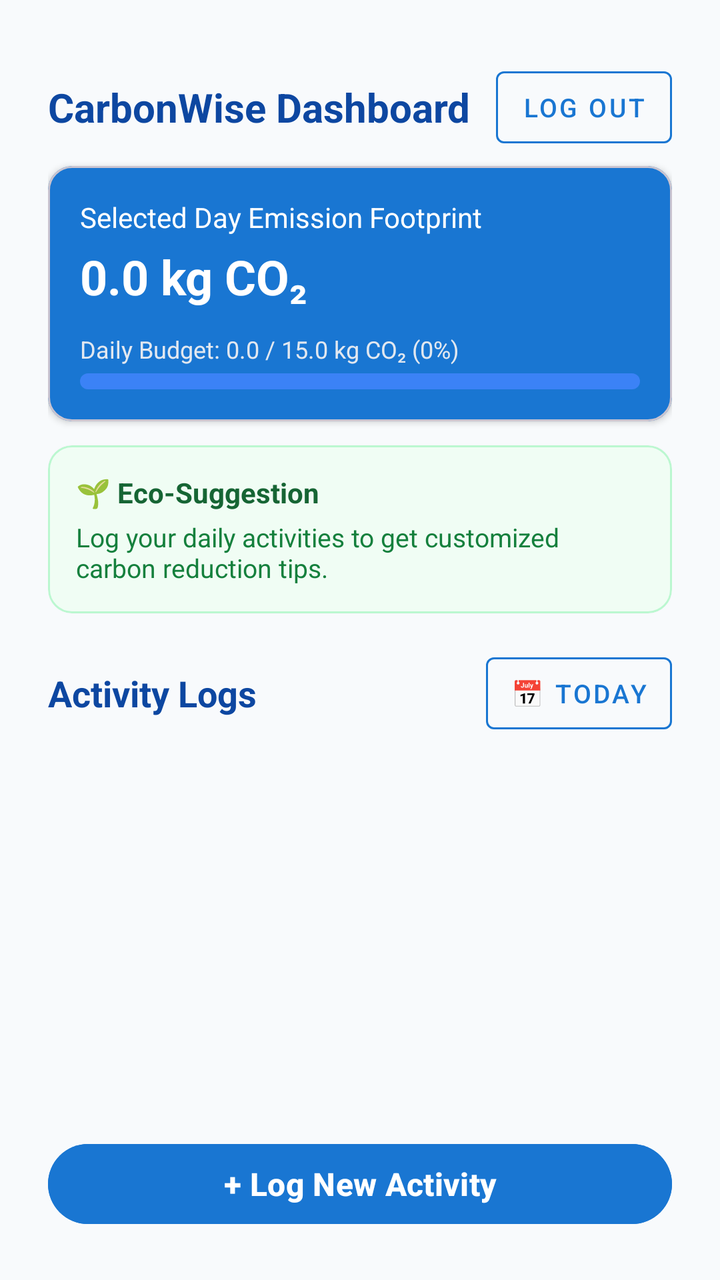
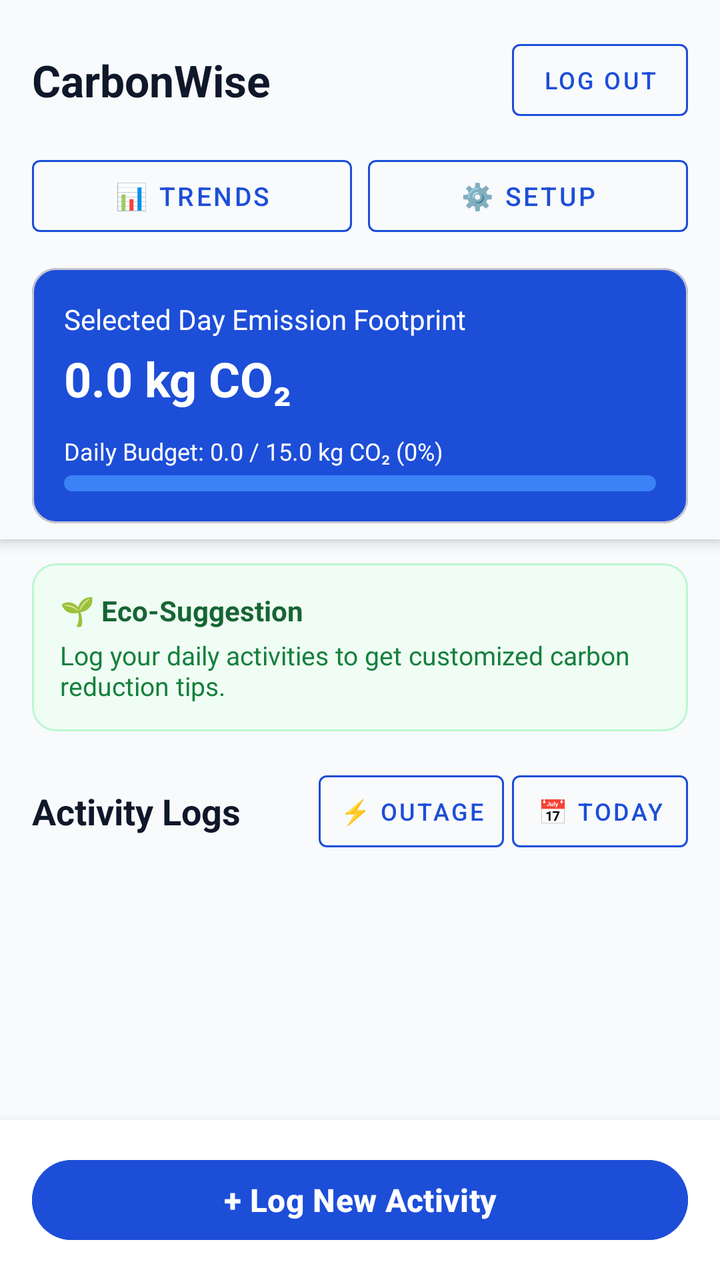

Compare the two renders of this Android layout. The source of the first and the diff that turns it into the second are given below.
<!-- AndroidManifest.xml: application theme Theme.CarbonWise -->
<!-- res/layout/activity_dashboard.xml -->
<?xml version="1.0" encoding="utf-8"?>
<androidx.constraintlayout.widget.ConstraintLayout
    xmlns:android="http://schemas.android.com/apk/res/android"
    xmlns:app="http://schemas.android.com/apk/res-auto"
    xmlns:tools="http://schemas.android.com/tools"
    android:layout_width="match_parent"
    android:layout_height="match_parent"
    android:background="@color/bg_light"
    android:padding="24dp">

    
    <TextView
        android:id="@+id/tvDashboardTitle"
        android:layout_width="0dp"
        android:layout_height="wrap_content"
        android:layout_marginTop="16dp"
        android:layout_marginEnd="12dp"
        android:text="CarbonWise Dashboard"
        android:textColor="@color/primary_dark_blue"
        android:textSize="20sp"
        android:textStyle="bold"
        app:layout_constraintEnd_toStartOf="@+id/btnLogout"
        app:layout_constraintStart_toStartOf="parent"
        app:layout_constraintTop_toTopOf="parent"
        tools:ignore="HardcodedText" />

    
    <com.google.android.material.button.MaterialButton
        android:id="@+id/btnLogout"
        style="@style/Widget.MaterialComponents.Button.OutlinedButton"
        android:layout_width="wrap_content"
        android:layout_height="wrap_content"
        android:minHeight="48dp"
        android:paddingHorizontal="12dp"
        android:text="Log Out"
        android:textColor="@color/primary_blue"
        android:textSize="13sp"
        app:strokeColor="@color/primary_blue"
        app:layout_constraintBottom_toBottomOf="@+id/tvDashboardTitle"
        app:layout_constraintEnd_toEndOf="parent"
        app:layout_constraintTop_toTopOf="@+id/tvDashboardTitle"
        tools:ignore="HardcodedText" />

    
    <com.google.android.material.card.MaterialCardView
        android:id="@+id/cardSummary"
        android:layout_width="0dp"
        android:layout_height="wrap_content"
        android:layout_marginTop="16dp"
        app:cardBackgroundColor="@color/primary_blue"
        app:cardCornerRadius="12dp"
        app:cardElevation="2dp"
        app:layout_constraintEnd_toEndOf="parent"
        app:layout_constraintStart_toStartOf="parent"
        app:layout_constraintTop_toBottomOf="@+id/tvDashboardTitle">

        <LinearLayout
            android:layout_width="match_parent"
            android:layout_height="wrap_content"
            android:orientation="vertical"
            android:padding="16dp">

            <TextView
                android:id="@+id/tvSummaryTitle"
                android:layout_width="wrap_content"
                android:layout_height="wrap_content"
                android:text="Selected Day Emission Footprint"
                android:textColor="@color/white"
                android:textSize="14sp"
                tools:ignore="HardcodedText" />

            <TextView
                android:id="@+id/tvTotalCo2"
                android:layout_width="wrap_content"
                android:layout_height="wrap_content"
                android:layout_marginTop="4dp"
                android:text="0.0 kg CO₂"
                android:textColor="@color/white"
                android:textSize="24sp"
                android:textStyle="bold"
                tools:ignore="HardcodedText" />

            
            <TextView
                android:id="@+id/tvBudgetStatus"
                android:layout_width="wrap_content"
                android:layout_height="wrap_content"
                android:layout_marginTop="12dp"
                android:text="Daily Budget: 0.0 / 15.0 kg CO₂ (0%)"
                android:textColor="#E2E8F0"
                android:textSize="12sp"
                tools:ignore="HardcodedText" />

            <ProgressBar
                android:id="@+id/pbDailyBudget"
                style="@style/Widget.AppCompat.ProgressBar.Horizontal"
                android:layout_width="match_parent"
                android:layout_height="8dp"
                android:layout_marginTop="4dp"
                android:max="100"
                android:progress="0"
                android:progressDrawable="@drawable/progress_bar_custom" />
        </LinearLayout>
    </com.google.android.material.card.MaterialCardView>

    
    <com.google.android.material.card.MaterialCardView
        android:id="@+id/cardSuggestion"
        android:layout_width="0dp"
        android:layout_height="wrap_content"
        android:layout_marginTop="12dp"
        app:cardBackgroundColor="#F0FDF4"
        app:cardCornerRadius="12dp"
        app:cardElevation="1dp"
        app:strokeColor="#BBF7D0"
        app:strokeWidth="1dp"
        app:layout_constraintEnd_toEndOf="parent"
        app:layout_constraintStart_toStartOf="parent"
        app:layout_constraintTop_toBottomOf="@+id/cardSummary">

        <LinearLayout
            android:layout_width="match_parent"
            android:layout_height="wrap_content"
            android:orientation="vertical"
            android:padding="14dp">

            <TextView
                android:layout_width="wrap_content"
                android:layout_height="wrap_content"
                android:text="🌱 Eco-Suggestion"
                android:textColor="#166534"
                android:textSize="14sp"
                android:textStyle="bold"
                tools:ignore="HardcodedText" />

            <TextView
                android:id="@+id/tvEcoSuggestion"
                android:layout_width="wrap_content"
                android:layout_height="wrap_content"
                android:layout_marginTop="4dp"
                android:text="Log your daily activities to get customized carbon reduction tips."
                android:textColor="#15803D"
                android:textSize="13sp"
                tools:ignore="HardcodedText" />
        </LinearLayout>
    </com.google.android.material.card.MaterialCardView>

    
    <LinearLayout
        android:id="@+id/layoutDateSelector"
        android:layout_width="0dp"
        android:layout_height="wrap_content"
        android:layout_marginTop="16dp"
        android:gravity="center_vertical"
        android:orientation="horizontal"
        app:layout_constraintEnd_toEndOf="parent"
        app:layout_constraintStart_toStartOf="parent"
        app:layout_constraintTop_toBottomOf="@+id/cardSuggestion">

        <TextView
            android:id="@+id/tvRecentLogsHeader"
            android:layout_width="0dp"
            android:layout_height="wrap_content"
            android:layout_weight="1"
            android:text="Activity Logs"
            android:textColor="@color/primary_dark_blue"
            android:textSize="18sp"
            android:textStyle="bold"
            tools:ignore="HardcodedText" />

        <Button
            android:id="@+id/btnSelectDate"
            style="@style/Widget.MaterialComponents.Button.OutlinedButton"
            android:layout_width="wrap_content"
            android:layout_height="wrap_content"
            android:minHeight="48dp"
            android:paddingHorizontal="12dp"
            android:text="📅 Today"
            android:textColor="@color/primary_blue"
            android:textSize="13sp"
            app:strokeColor="@color/primary_blue"
            tools:ignore="HardcodedText" />
    </LinearLayout>

    <androidx.recyclerview.widget.RecyclerView
        android:id="@+id/rvActivityLogs"
        android:layout_width="0dp"
        android:layout_height="0dp"
        android:layout_marginTop="8dp"
        android:layout_marginBottom="16dp"
        app:layout_constraintBottom_toTopOf="@+id/btnLogActivity"
        app:layout_constraintEnd_toEndOf="parent"
        app:layout_constraintStart_toStartOf="parent"
        app:layout_constraintTop_toBottomOf="@+id/layoutDateSelector" />

    <Button
        android:id="@+id/btnLogActivity"
        android:layout_width="0dp"
        android:layout_height="wrap_content"
        android:minHeight="48dp"
        android:backgroundTint="@color/primary_blue"
        android:text="+ Log New Activity"
        android:textColor="@color/white"
        android:textSize="16sp"
        android:textStyle="bold"
        app:layout_constraintBottom_toBottomOf="parent"
        app:layout_constraintEnd_toEndOf="parent"
        app:layout_constraintStart_toStartOf="parent"
        tools:ignore="HardcodedText" />

</androidx.constraintlayout.widget.ConstraintLayout>
<!-- resources referenced by this layout -->
<resources>
  <color name="bg_light">#F8FAFC</color>
  <color name="primary_blue">#1976D2</color>
  <color name="primary_dark_blue">#0D47A1</color>
  <color name="white">#FFFFFF</color>
  <!-- drawable progress_bar_custom (drawable) -->
  <?xml version="1.0" encoding="utf-8"?>
  <layer-list xmlns:android="http://schemas.android.com/apk/res/android">
      <item android:id="@android:id/background">
          <shape>
              <corners android:radius="4dp" />
              <solid android:color="#3B82F6" />
          </shape>
      </item>
      <item android:id="@android:id/progress">
          <clip>
              <shape>
                  <corners android:radius="4dp" />
                  <solid android:color="#38BDF8" />
              </shape>
          </clip>
      </item>
  </layer-list>
  <style name="Theme.CarbonWise" parent="Base.Theme.CarbonWise" />
  <style name="Base.Theme.CarbonWise" parent="Theme.Material3.DayNight.NoActionBar">
          
          <item name="colorPrimary">@color/primary_blue</item>
          <item name="colorOnPrimary">@color/white</item>
          <item name="colorPrimaryVariant">@color/primary_dark_blue</item>
          <item name="colorSecondary">@color/blue_accent</item>
  
          
          <item name="android:statusBarColor">@color/primary_dark_blue</item>
          <item name="android:windowLightStatusBar">false</item>
      </style>
  <color name="blue_accent">#0288D1</color>
</resources>

<!-- the commit's change to res/layout/activity_dashboard.xml (unified diff, before → after) -->
@@ -1,211 +1,287 @@
 <?xml version="1.0" encoding="utf-8"?>
-<androidx.constraintlayout.widget.ConstraintLayout
+<RelativeLayout
     xmlns:android="http://schemas.android.com/apk/res/android"
     xmlns:app="http://schemas.android.com/apk/res-auto"
     xmlns:tools="http://schemas.android.com/tools"
     android:layout_width="match_parent"
     android:layout_height="match_parent"
-    android:background="@color/bg_light"
-    android:padding="24dp">
-
-    
-    <TextView
-        android:id="@+id/tvDashboardTitle"
-        android:layout_width="0dp"
-        android:layout_height="wrap_content"
-        android:layout_marginTop="16dp"
-        android:layout_marginEnd="12dp"
-        android:text="CarbonWise Dashboard"
-        android:textColor="@color/primary_dark_blue"
-        android:textSize="20sp"
-        android:textStyle="bold"
-        app:layout_constraintEnd_toStartOf="@+id/btnLogout"
-        app:layout_constraintStart_toStartOf="parent"
-        app:layout_constraintTop_toTopOf="parent"
-        tools:ignore="HardcodedText" />
-
-    
-    <com.google.android.material.button.MaterialButton
-        android:id="@+id/btnLogout"
-        style="@style/Widget.MaterialComponents.Button.OutlinedButton"
-        android:layout_width="wrap_content"
-        android:layout_height="wrap_content"
-        android:minHeight="48dp"
-        android:paddingHorizontal="12dp"
-        android:text="Log Out"
-        android:textColor="@color/primary_blue"
-        android:textSize="13sp"
-        app:strokeColor="@color/primary_blue"
-        app:layout_constraintBottom_toBottomOf="@+id/tvDashboardTitle"
-        app:layout_constraintEnd_toEndOf="parent"
-        app:layout_constraintTop_toTopOf="@+id/tvDashboardTitle"
-        tools:ignore="HardcodedText" />
-
-    
-    <com.google.android.material.card.MaterialCardView
-        android:id="@+id/cardSummary"
-        android:layout_width="0dp"
-        android:layout_height="wrap_content"
-        android:layout_marginTop="16dp"
-        app:cardBackgroundColor="@color/primary_blue"
-        app:cardCornerRadius="12dp"
-        app:cardElevation="2dp"
-        app:layout_constraintEnd_toEndOf="parent"
-        app:layout_constraintStart_toStartOf="parent"
-        app:layout_constraintTop_toBottomOf="@+id/tvDashboardTitle">
-
-        <LinearLayout
-            android:layout_width="match_parent"
-            android:layout_height="wrap_content"
-            android:orientation="vertical"
-            android:padding="16dp">
-
-            <TextView
-                android:id="@+id/tvSummaryTitle"
-                android:layout_width="wrap_content"
-                android:layout_height="wrap_content"
-                android:text="Selected Day Emission Footprint"
-                android:textColor="@color/white"
-                android:textSize="14sp"
-                tools:ignore="HardcodedText" />
-
-            <TextView
-                android:id="@+id/tvTotalCo2"
-                android:layout_width="wrap_content"
-                android:layout_height="wrap_content"
-                android:layout_marginTop="4dp"
-                android:text="0.0 kg CO₂"
-                android:textColor="@color/white"
-                android:textSize="24sp"
-                android:textStyle="bold"
-                tools:ignore="HardcodedText" />
-
-            
-            <TextView
-                android:id="@+id/tvBudgetStatus"
-                android:layout_width="wrap_content"
-                android:layout_height="wrap_content"
-                android:layout_marginTop="12dp"
-                android:text="Daily Budget: 0.0 / 15.0 kg CO₂ (0%)"
-                android:textColor="#E2E8F0"
-                android:textSize="12sp"
-                tools:ignore="HardcodedText" />
-
-            <ProgressBar
-                android:id="@+id/pbDailyBudget"
-                style="@style/Widget.AppCompat.ProgressBar.Horizontal"
-                android:layout_width="match_parent"
-                android:layout_height="8dp"
-                android:layout_marginTop="4dp"
-                android:max="100"
-                android:progress="0"
-                android:progressDrawable="@drawable/progress_bar_custom" />
-        </LinearLayout>
-    </com.google.android.material.card.MaterialCardView>
-
-    
-    <com.google.android.material.card.MaterialCardView
-        android:id="@+id/cardSuggestion"
-        android:layout_width="0dp"
-        android:layout_height="wrap_content"
-        android:layout_marginTop="12dp"
-        app:cardBackgroundColor="#F0FDF4"
-        app:cardCornerRadius="12dp"
-        app:cardElevation="1dp"
-        app:strokeColor="#BBF7D0"
-        app:strokeWidth="1dp"
-        app:layout_constraintEnd_toEndOf="parent"
-        app:layout_constraintStart_toStartOf="parent"
-        app:layout_constraintTop_toBottomOf="@+id/cardSummary">
-
-        <LinearLayout
-            android:layout_width="match_parent"
-            android:layout_height="wrap_content"
-            android:orientation="vertical"
-            android:padding="14dp">
-
-            <TextView
-                android:layout_width="wrap_content"
-                android:layout_height="wrap_content"
-                android:text="🌱 Eco-Suggestion"
-                android:textColor="#166534"
-                android:textSize="14sp"
-                android:textStyle="bold"
-                tools:ignore="HardcodedText" />
-
-            <TextView
-                android:id="@+id/tvEcoSuggestion"
-                android:layout_width="wrap_content"
-                android:layout_height="wrap_content"
-                android:layout_marginTop="4dp"
-                android:text="Log your daily activities to get customized carbon reduction tips."
-                android:textColor="#15803D"
-                android:textSize="13sp"
-                tools:ignore="HardcodedText" />
-        </LinearLayout>
-    </com.google.android.material.card.MaterialCardView>
+    android:background="@color/bg_light">
 
     
     <LinearLayout
-        android:id="@+id/layoutDateSelector"
-        android:layout_width="0dp"
+        android:id="@+id/layoutFixedTop"
+        android:layout_width="match_parent"
         android:layout_height="wrap_content"
-        android:layout_marginTop="16dp"
-        android:gravity="center_vertical"
-        android:orientation="horizontal"
-        app:layout_constraintEnd_toEndOf="parent"
-        app:layout_constraintStart_toStartOf="parent"
-        app:layout_constraintTop_toBottomOf="@+id/cardSuggestion">
-
-        <TextView
-            android:id="@+id/tvRecentLogsHeader"
-            android:layout_width="0dp"
-            android:layout_height="wrap_content"
-            android:layout_weight="1"
-            android:text="Activity Logs"
-            android:textColor="@color/primary_dark_blue"
-            android:textSize="18sp"
+        android:layout_alignParentTop="true"
+        android:background="@color/bg_light"
+        android:elevation="4dp"
+        android:orientation="vertical"
+        android:paddingHorizontal="16dp"
+        android:paddingTop="16dp"
+        android:paddingBottom="8dp">
+
+        
+        <RelativeLayout
+            android:layout_width="match_parent"
+            android:layout_height="wrap_content">
+
+            <TextView
+                android:id="@+id/tvDashboardTitle"
+                android:layout_width="wrap_content"
+                android:layout_height="wrap_content"
+                android:layout_centerVertical="true"
+                android:singleLine="true"
+                android:text="CarbonWise"
+                android:textColor="#0F172A"
+                android:textSize="22sp"
+                android:textStyle="bold"
+                tools:ignore="HardcodedText" />
+
+            <com.google.android.material.button.MaterialButton
+                android:id="@+id/btnLogout"
+                style="@style/Widget.MaterialComponents.Button.OutlinedButton"
+                android:layout_width="wrap_content"
+                android:layout_height="wrap_content"
+                android:layout_alignParentEnd="true"
+                android:minHeight="48dp"
+                android:paddingHorizontal="12dp"
+                android:text="Log Out"
+                android:textColor="#1D4ED8"
+                android:textSize="12sp"
+                app:strokeColor="#1D4ED8"
+                tools:ignore="HardcodedText" />
+        </RelativeLayout>
+
+        
+        <LinearLayout
+            android:layout_width="match_parent"
+            android:layout_height="wrap_content"
+            android:layout_marginTop="10dp"
+            android:orientation="horizontal">
+
+            <Button
+                android:id="@+id/btnAnalytics"
+                style="@style/Widget.MaterialComponents.Button.OutlinedButton"
+                android:layout_width="0dp"
+                android:layout_height="wrap_content"
+                android:layout_weight="1"
+                android:layout_marginEnd="4dp"
+                android:minHeight="48dp"
+                android:text="📊 Trends"
+                android:textColor="#1D4ED8"
+                android:textSize="13sp"
+                app:strokeColor="#1D4ED8"
+                tools:ignore="HardcodedText" />
+
+            <Button
+                android:id="@+id/btnSettings"
+                style="@style/Widget.MaterialComponents.Button.OutlinedButton"
+                android:layout_width="0dp"
+                android:layout_height="wrap_content"
+                android:layout_weight="1"
+                android:layout_marginStart="4dp"
+                android:minHeight="48dp"
+                android:text="⚙️ Setup"
+                android:textColor="#1D4ED8"
+                android:textSize="13sp"
+                app:strokeColor="#1D4ED8"
+                tools:ignore="HardcodedText" />
+        </LinearLayout>
+
+        
+        <com.google.android.material.card.MaterialCardView
+            android:id="@+id/cardSummary"
+            android:layout_width="match_parent"
+            android:layout_height="wrap_content"
+            android:layout_marginTop="12dp"
+            app:cardBackgroundColor="#1D4ED8"
+            app:cardCornerRadius="12dp"
+            app:cardElevation="0dp">
+
+            <LinearLayout
+                android:layout_width="match_parent"
+                android:layout_height="wrap_content"
+                android:orientation="vertical"
+                android:padding="16dp">
+
+                <TextView
+                    android:id="@+id/tvSummaryTitle"
+                    android:layout_width="wrap_content"
+                    android:layout_height="wrap_content"
+                    android:text="Selected Day Emission Footprint"
+                    android:textColor="#FFFFFF"
+                    android:textSize="14sp"
+                    tools:ignore="HardcodedText" />
+
+                <TextView
+                    android:id="@+id/tvTotalCo2"
+                    android:layout_width="wrap_content"
+                    android:layout_height="wrap_content"
+                    android:layout_marginTop="4dp"
+                    android:text="0.0 kg CO₂"
+                    android:textColor="#FFFFFF"
+                    android:textSize="24sp"
+                    android:textStyle="bold"
+                    tools:ignore="HardcodedText" />
+
+                <TextView
+                    android:id="@+id/tvBudgetStatus"
+                    android:layout_width="wrap_content"
+                    android:layout_height="wrap_content"
+                    android:layout_marginTop="12dp"
+                    android:text="Daily Budget: 0.0 / 15.0 kg CO₂ (0%)"
+                    android:textColor="#FFFFFF"
+                    android:textSize="12sp"
+                    tools:ignore="HardcodedText" />
+
+                <ProgressBar
+                    android:id="@+id/pbDailyBudget"
+                    style="@style/Widget.AppCompat.ProgressBar.Horizontal"
+                    android:layout_width="match_parent"
+                    android:layout_height="8dp"
+                    android:layout_marginTop="4dp"
+                    android:max="100"
+                    android:progress="0"
+                    android:progressDrawable="@drawable/progress_bar_custom" />
+            </LinearLayout>
+        </com.google.android.material.card.MaterialCardView>
+
+    </LinearLayout>
+
+    
+    <androidx.core.widget.NestedScrollView
+        android:layout_width="match_parent"
+        android:layout_height="match_parent"
+        android:layout_below="@+id/layoutFixedTop"
+        android:layout_above="@+id/layoutBottomBar"
+        android:fillViewport="true"
+        android:paddingHorizontal="16dp"
+        android:paddingTop="8dp">
+
+        <LinearLayout
+            android:layout_width="match_parent"
+            android:layout_height="wrap_content"
+            android:orientation="vertical">
+
+            
+            <com.google.android.material.card.MaterialCardView
+                android:id="@+id/cardSuggestion"
+                android:layout_width="match_parent"
+                android:layout_height="wrap_content"
+                android:layout_marginTop="4dp"
+                app:cardBackgroundColor="#F0FDF4"
+                app:cardCornerRadius="12dp"
+                app:cardElevation="0dp"
+                app:strokeColor="#BBF7D0"
+                app:strokeWidth="1dp">
+
+                <LinearLayout
+                    android:layout_width="match_parent"
+                    android:layout_height="wrap_content"
+                    android:orientation="vertical"
+                    android:padding="14dp">
+
+                    <TextView
+                        android:layout_width="wrap_content"
+                        android:layout_height="wrap_content"
+                        android:text="🌱 Eco-Suggestion"
+                        android:textColor="#166534"
+                        android:textSize="14sp"
+                        android:textStyle="bold"
+                        tools:ignore="HardcodedText" />
+
+                    <TextView
+                        android:id="@+id/tvEcoSuggestion"
+                        android:layout_width="wrap_content"
+                        android:layout_height="wrap_content"
+                        android:layout_marginTop="4dp"
+                        android:text="Log your daily activities to get customized carbon reduction tips."
+                        android:textColor="#15803D"
+                        android:textSize="13sp"
+                        tools:ignore="HardcodedText" />
+                </LinearLayout>
+            </com.google.android.material.card.MaterialCardView>
+
+            
+            <LinearLayout
+                android:id="@+id/layoutDateSelector"
+                android:layout_width="match_parent"
+                android:layout_height="wrap_content"
+                android:layout_marginTop="16dp"
+                android:gravity="center_vertical"
+                android:orientation="horizontal">
+
+                <TextView
+                    android:id="@+id/tvRecentLogsHeader"
+                    android:layout_width="0dp"
+                    android:layout_height="wrap_content"
+                    android:layout_weight="1"
+                    android:text="Activity Logs"
+                    android:textColor="#0F172A"
+                    android:textSize="18sp"
+                    android:textStyle="bold"
+                    tools:ignore="HardcodedText" />
+
+                <Button
+                    android:id="@+id/btnReportOutage"
+                    style="@style/Widget.MaterialComponents.Button.OutlinedButton"
+                    android:layout_width="wrap_content"
+                    android:layout_height="wrap_content"
+                    android:layout_marginEnd="4dp"
+                    android:minHeight="48dp"
+                    android:paddingHorizontal="10dp"
+                    android:text="⚡ Outage"
+                    android:textColor="#1D4ED8"
+                    android:textSize="12sp"
+                    app:strokeColor="#1D4ED8"
+                    tools:ignore="HardcodedText" />
+
+                <Button
+                    android:id="@+id/btnSelectDate"
+                    style="@style/Widget.MaterialComponents.Button.OutlinedButton"
+                    android:layout_width="wrap_content"
+                    android:layout_height="wrap_content"
+                    android:minHeight="48dp"
+                    android:paddingHorizontal="10dp"
+                    android:text="📅 Today"
+                    android:textColor="#1D4ED8"
+                    android:textSize="12sp"
+                    app:strokeColor="#1D4ED8"
+                    tools:ignore="HardcodedText" />
+            </LinearLayout>
+
+            
+            <androidx.recyclerview.widget.RecyclerView
+                android:id="@+id/rvActivityLogs"
+                android:layout_width="match_parent"
+                android:layout_height="wrap_content"
+                android:layout_marginTop="8dp"
+                android:layout_marginBottom="16dp" />
+
+        </LinearLayout>
+    </androidx.core.widget.NestedScrollView>
+
+    
+    <LinearLayout
+        android:id="@+id/layoutBottomBar"
+        android:layout_width="match_parent"
+        android:layout_height="wrap_content"
+        android:layout_alignParentBottom="true"
+        android:background="#FFFFFF"
+        android:elevation="8dp"
+        android:padding="16dp">
+
+        <Button
+            android:id="@+id/btnLogActivity"
+            android:layout_width="match_parent"
+            android:layout_height="wrap_content"
+            android:backgroundTint="#1D4ED8"
+            android:minHeight="48dp"
+            android:text="+ Log New Activity"
+            android:textColor="#FFFFFF"
+            android:textSize="16sp"
             android:textStyle="bold"
             tools:ignore="HardcodedText" />
-
-        <Button
-            android:id="@+id/btnSelectDate"
-            style="@style/Widget.MaterialComponents.Button.OutlinedButton"
-            android:layout_width="wrap_content"
-            android:layout_height="wrap_content"
-            android:minHeight="48dp"
-            android:paddingHorizontal="12dp"
-            android:text="📅 Today"
-            android:textColor="@color/primary_blue"
-            android:textSize="13sp"
-            app:strokeColor="@color/primary_blue"
-            tools:ignore="HardcodedText" />
     </LinearLayout>
 
-    <androidx.recyclerview.widget.RecyclerView
-        android:id="@+id/rvActivityLogs"
-        android:layout_width="0dp"
-        android:layout_height="0dp"
-        android:layout_marginTop="8dp"
-        android:layout_marginBottom="16dp"
-        app:layout_constraintBottom_toTopOf="@+id/btnLogActivity"
-        app:layout_constraintEnd_toEndOf="parent"
-        app:layout_constraintStart_toStartOf="parent"
-        app:layout_constraintTop_toBottomOf="@+id/layoutDateSelector" />
-
-    <Button
-        android:id="@+id/btnLogActivity"
-        android:layout_width="0dp"
-        android:layout_height="wrap_content"
-        android:minHeight="48dp"
-        android:backgroundTint="@color/primary_blue"
-        android:text="+ Log New Activity"
-        android:textColor="@color/white"
-        android:textSize="16sp"
-        android:textStyle="bold"
-        app:layout_constraintBottom_toBottomOf="parent"
-        app:layout_constraintEnd_toEndOf="parent"
-        app:layout_constraintStart_toStartOf="parent"
-        tools:ignore="HardcodedText" />
-
-</androidx.constraintlayout.widget.ConstraintLayout>
+</RelativeLayout>
